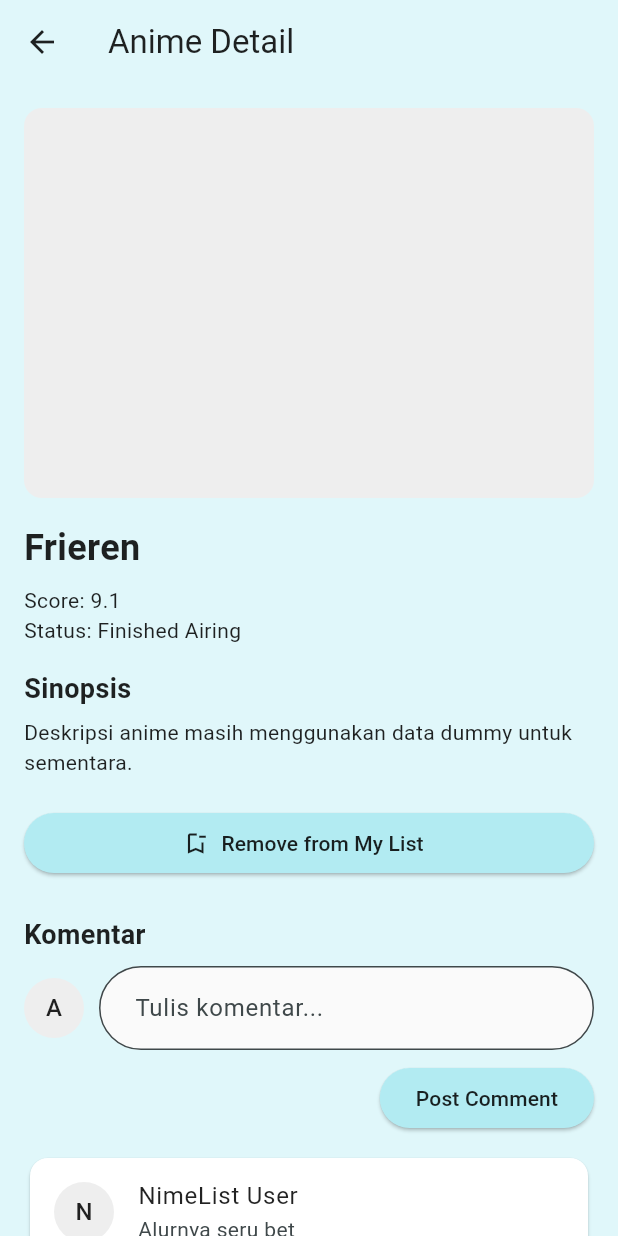
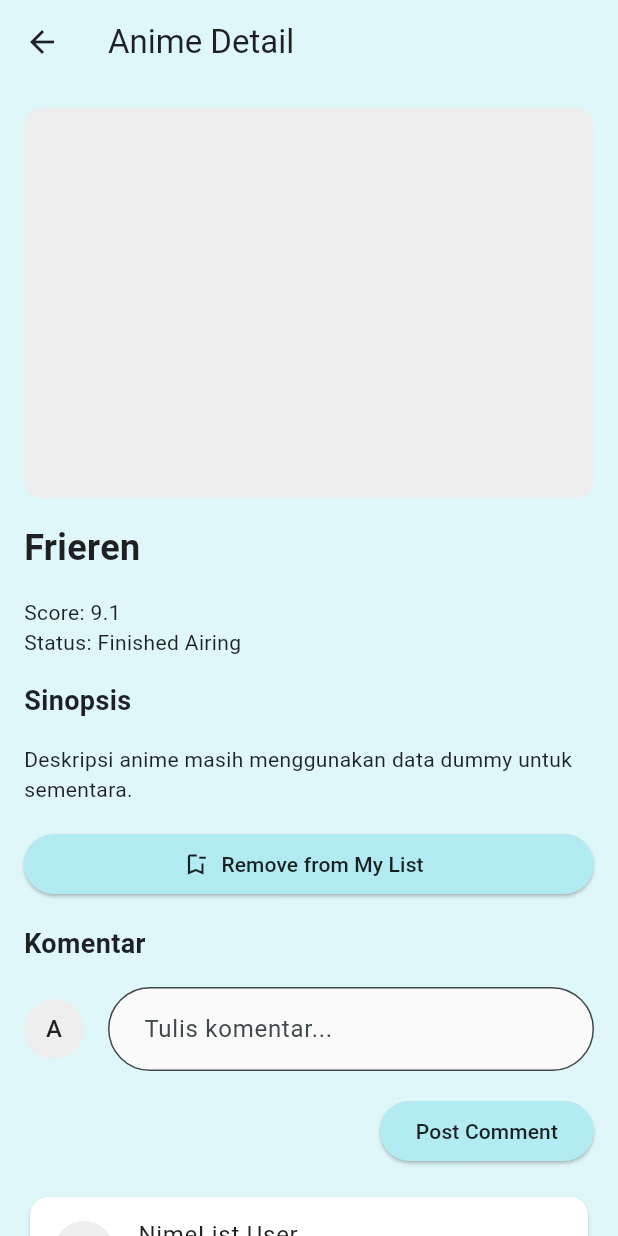
Before and after one commit to Iydann/NimeList, a Flutter app: the screen it shows after launch, after a tap on "Login dengan Google", after a tap on "Frieren", on a phone screen of 412 x 824 dp. Run offline on Flutter 3.47's test engine with Material 3 defaults, Android fonts, the phone set to English and light mode, and no system bars.

Commit message:
style: spacing

```diff
--- a/lib/screens/detail_screen.dart
+++ b/lib/screens/detail_screen.dart
@@ -63,7 +63,7 @@ class _DetailScreenState extends State<DetailScreen> {
               widget.title,
               style: const TextStyle(fontSize: 24, fontWeight: FontWeight.bold),
             ),
-            const SizedBox(height: 8),
+            const SizedBox(height: 16),
             Text('Score: ${widget.score}'),
             Text('Status: ${widget.status}'),
             const SizedBox(height: 16),
@@ -71,11 +71,11 @@ class _DetailScreenState extends State<DetailScreen> {
               'Sinopsis',
               style: TextStyle(fontSize: 18, fontWeight: FontWeight.bold),
             ),
-            const SizedBox(height: 6),
+            const SizedBox(height: 16),
             const Text(
               'Deskripsi anime masih menggunakan data dummy untuk sementara.',
             ),
-            const SizedBox(height: 20),
+            const SizedBox(height: 16),
 
             // Tombol favorit berubah sesuai status anime.
             SizedBox(
@@ -103,17 +103,17 @@ class _DetailScreenState extends State<DetailScreen> {
               ),
             ),
 
-            const SizedBox(height: 24),
+            const SizedBox(height: 16),
             const Text(
               'Komentar',
               style: TextStyle(fontSize: 18, fontWeight: FontWeight.bold),
             ),
-            const SizedBox(height: 8),
+            const SizedBox(height: 16),
 
             Row(
               children: [
                 UserAvatar(name: widget.userName),
-                const SizedBox(width: 10),
+                const SizedBox(width: 16),
                 Expanded(
                   child: AppTextField(
                     controller: _commentController,
@@ -122,7 +122,7 @@ class _DetailScreenState extends State<DetailScreen> {
                 ),
               ],
             ),
-            const SizedBox(height: 8),
+            const SizedBox(height: 16),
             Align(
               alignment: Alignment.centerRight,
               child: AppButton(
@@ -139,7 +139,7 @@ class _DetailScreenState extends State<DetailScreen> {
                 },
               ),
             ),
-            const SizedBox(height: 12),
+            const SizedBox(height: 16),
 
             ListView.builder(
               shrinkWrap: true,
--- a/lib/screens/home_screen.dart
+++ b/lib/screens/home_screen.dart
@@ -59,7 +59,7 @@ class _HomeScreenState extends State<HomeScreen> {
           mainAxisSize: MainAxisSize.min,
           children: [
             AppLogo(excludeFromSemantics: true),
-            SizedBox(width: 10),
+            SizedBox(width: 16),
             Text('NimeList'),
           ],
         ),
@@ -83,7 +83,7 @@ class _HomeScreenState extends State<HomeScreen> {
                     'Featured Anime',
                     style: TextStyle(fontSize: 14, color: Colors.black54),
                   ),
-                  SizedBox(height: 6),
+                  SizedBox(height: 16),
                   Text(
                     'Temukan anime favoritmu',
                     style: TextStyle(
@@ -95,12 +95,12 @@ class _HomeScreenState extends State<HomeScreen> {
                 ],
               ),
             ),
-            const SizedBox(height: 20),
+            const SizedBox(height: 16),
             const Text(
               'Popular Anime',
               style: TextStyle(fontSize: 20, fontWeight: FontWeight.bold),
             ),
-            const SizedBox(height: 12),
+            const SizedBox(height: 16),
             Expanded(
               child: _isLoading
                   ? const Center(child: CircularProgressIndicator())
--- a/lib/screens/login_screen.dart
+++ b/lib/screens/login_screen.dart
@@ -19,18 +19,18 @@ class LoginScreen extends StatelessWidget {
                 mainAxisSize: MainAxisSize.min,
                 children: [
                   const AppLogo(size: 112, borderRadius: 24),
-                  const SizedBox(height: 20),
+                  const SizedBox(height: 16),
                   const Text(
                     'NimeList',
                     style: TextStyle(fontSize: 32, fontWeight: FontWeight.bold),
                   ),
-                  const SizedBox(height: 8),
+                  const SizedBox(height: 16),
                   const Text(
                     'Temukan dan simpan anime favoritmu.',
                     textAlign: TextAlign.center,
                     style: TextStyle(color: Colors.black54),
                   ),
-                  const SizedBox(height: 32),
+                  const SizedBox(height: 16),
                   SizedBox(
                     width: double.infinity,
                     child: ElevatedButton.icon(
--- a/lib/widgets/anime_card.dart
+++ b/lib/widgets/anime_card.dart
@@ -22,7 +22,7 @@ class AnimeCard extends StatelessWidget {
         crossAxisAlignment: CrossAxisAlignment.start,
         children: [
           const Expanded(child: AnimePoster()),
-          const SizedBox(height: 6),
+          const SizedBox(height: 16),
           Text(
             title,
             maxLines: 1,
--- a/lib/widgets/anime_grid.dart
+++ b/lib/widgets/anime_grid.dart
@@ -18,8 +18,8 @@ class AnimeGrid extends StatelessWidget {
       itemCount: animeList.length,
       gridDelegate: const SliverGridDelegateWithFixedCrossAxisCount(
         crossAxisCount: 2,
-        crossAxisSpacing: 12,
-        mainAxisSpacing: 12,
+        crossAxisSpacing: 16,
+        mainAxisSpacing: 16,
         childAspectRatio: 0.75,
       ),
       itemBuilder: (context, index) {
```
